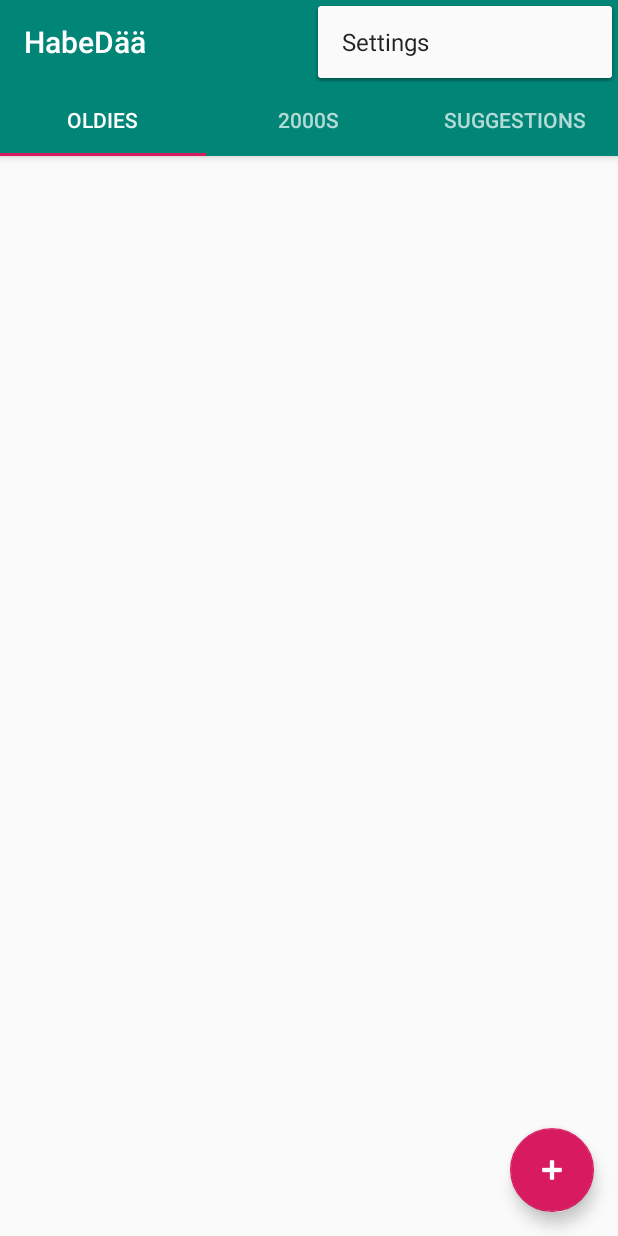
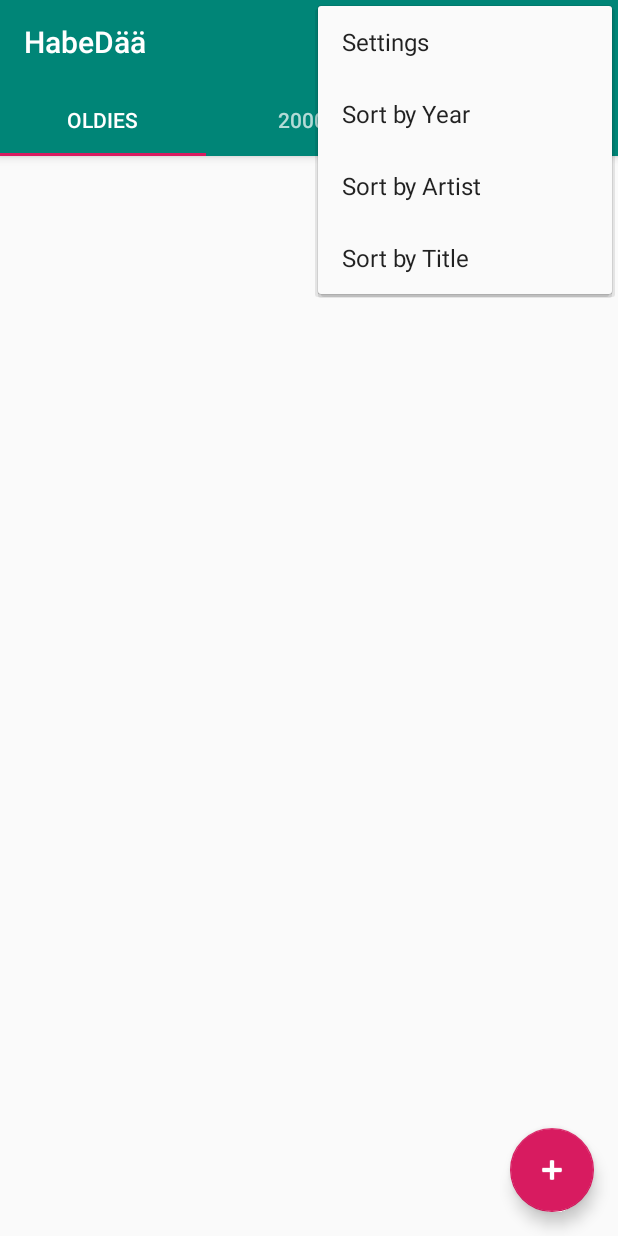
Before and after one commit to maxkarpfinger/android-firebase, an Android app: the screen it shows after launch (MainActivity), with the options menu open, on a phone screen of 412 x 824 dp. Run offline under Robolectric (Android 15) with nearby library versions, the light colour scheme and no system bars; our stand-ins replace Firebase (no records; nobody signed in at launch, a user with empty details on screens opened directly); libraries missing offline, so code that uses them is left out: com.firebase.ui; 2 statements that could not run were skipped.

Commit message:
added sorting types to action menu

```diff
--- a/app/src/main/java/com/example/habedaee/SongListFragment.java
+++ b/app/src/main/java/com/example/habedaee/SongListFragment.java
@@ -4,8 +4,6 @@ import android.os.Bundle;
 import android.view.LayoutInflater;
 import android.view.View;
 import android.view.ViewGroup;
-import android.widget.ImageView;
-import android.widget.TextView;
 import androidx.fragment.app.Fragment;
 import androidx.recyclerview.widget.DefaultItemAnimator;
 import androidx.recyclerview.widget.LinearLayoutManager;
@@ -33,7 +31,7 @@ public class SongListFragment extends Fragment {
     public View onCreateView (LayoutInflater inflater, ViewGroup container, Bundle savedInstanceState) {
         view = inflater.inflate(R.layout.fragment_songlist, container, false);
         page=getArguments().getInt("someInt", 0);
-        recyclerView = (RecyclerView) view.findViewById(R.id.recycler_view);
+        recyclerView = view.findViewById(R.id.recycler_view);
         recyclerView.setLayoutManager(new LinearLayoutManager(getContext(), LinearLayoutManager.VERTICAL, false));
         recyclerView.setItemAnimator(new DefaultItemAnimator());
 
--- a/app/src/main/res/menu/menu_main.xml
+++ b/app/src/main/res/menu/menu_main.xml
@@ -6,4 +6,16 @@
           android:title="@string/action_settings"
           android:orderInCategory="100"
           app:showAsAction="never"/>
+    <item android:id="@+id/action_sort_year"
+          android:title="@string/action_sort_year"
+          android:orderInCategory="100"
+          app:showAsAction="never"/>
+    <item android:id="@+id/action_sort_artist"
+          android:title="@string/action_sort_artist"
+          android:orderInCategory="100"
+          app:showAsAction="never"/>
+    <item android:id="@+id/action_sort_title"
+          android:title="@string/action_sort_title"
+          android:orderInCategory="100"
+          app:showAsAction="never"/>
 </menu>
--- a/app/src/main/res/values/strings.xml
+++ b/app/src/main/res/values/strings.xml
@@ -1,4 +1,7 @@
 <resources>
     <string name="app_name">HabeDää</string>
     <string name="action_settings">Settings</string>
+    <string name="action_sort_year">Sort by Year</string>
+    <string name="action_sort_artist">Sort by Artist</string>
+    <string name="action_sort_title">Sort by Title</string>
 </resources>
```
Also changed, not shown: app/src/main/java/com/example/habedaee/MainActivity.java (+20 -5 lines), app/src/main/java/com/example/habedaee/Model.java (+31 -0 lines), app/src/main/java/com/example/habedaee/Song.java (+11 -0 lines), app/src/main/java/com/example/habedaee/SongList.java (+51 -2 lines).
